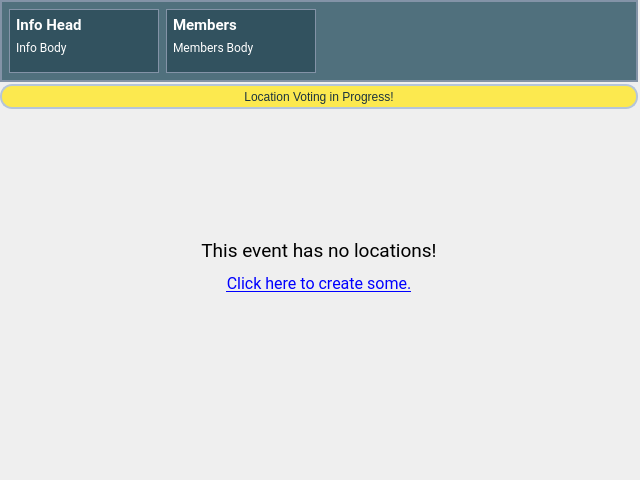
botorabi/Meet4Eat-Desktop, file src/app/gui/forms/widgeteventpanel.ui: the form before one commit.
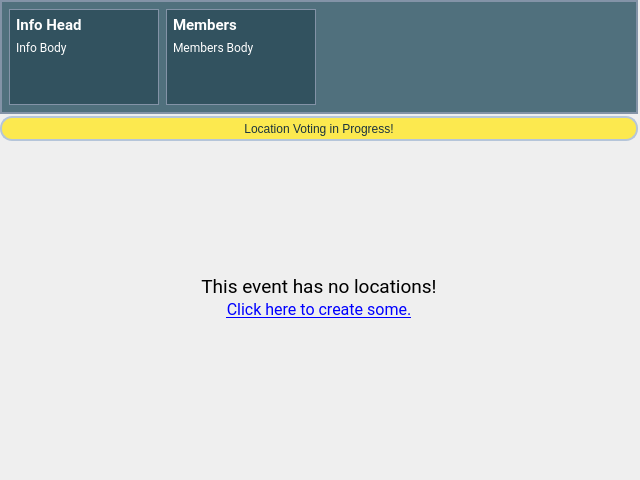
The form after the commit. Icons and pictures are not drawn. Custom widgets are drawn as their Qt base class.

```diff
--- a/src/app/gui/forms/widgeteventpanel.ui
+++ b/src/app/gui/forms/widgeteventpanel.ui
@@ -230,14 +230,14 @@
            <widget class="QPushButton" name="pushButtonBuzz">
             <property name="minimumSize">
              <size>
-              <width>64</width>
-              <height>64</height>
+              <width>96</width>
+              <height>96</height>
              </size>
             </property>
             <property name="maximumSize">
              <size>
-              <width>64</width>
-              <height>64</height>
+              <width>96</width>
+              <height>96</height>
              </size>
             </property>
             <property name="focusPolicy">
@@ -270,7 +270,7 @@
         <number>2</number>
        </property>
        <item>
-        <layout class="QVBoxLayout" name="layoutPanel" stretch="0,1,1,0">
+        <layout class="QVBoxLayout" name="layoutPanel" stretch="0,1,0,1,0">
          <property name="spacing">
           <number>2</number>
          </property>
@@ -332,7 +332,23 @@
             </font>
            </property>
            <property name="text">
-            <string>&lt;html&gt;&lt;head/&gt;&lt;body&gt;&lt;p align=&quot;center&quot;&gt;&lt;span style=&quot; font-size:14pt;&quot;&gt;This event has no locations!&lt;/span&gt;&lt;/p&gt;&lt;p align=&quot;center&quot;&gt;&lt;a href=&quot;CREATE_LOCATION&quot;&gt;&lt;span style=&quot; text-decoration: underline; color:#0000ff;&quot;&gt;Click here to create some.&lt;/span&gt;&lt;/a&gt;&lt;/p&gt;&lt;/body&gt;&lt;/html&gt;</string>
+            <string>&lt;html&gt;&lt;head/&gt;&lt;body&gt;&lt;p align=&quot;center&quot;&gt;&lt;span style=&quot; font-size:14pt;&quot;&gt;This event has no locations!&lt;/span&gt;&lt;/p&gt;&lt;/body&gt;&lt;/html&gt;</string>
+           </property>
+           <property name="alignment">
+            <set>Qt::AlignBottom|Qt::AlignHCenter</set>
+           </property>
+          </widget>
+         </item>
+         <item>
+          <widget class="QLabel" name="labelEmptyPanelCreate">
+           <property name="font">
+            <font>
+             <family>Roboto</family>
+             <pointsize>12</pointsize>
+            </font>
+           </property>
+           <property name="text">
+            <string>&lt;html&gt;&lt;head/&gt;&lt;body&gt;&lt;p align=&quot;center&quot;&gt;&lt;a href=&quot;CREATE_LOCATION&quot;&gt;&lt;span style=&quot; text-decoration: underline; color:#0000ff;&quot;&gt;Click here to create some.&lt;/span&gt;&lt;/a&gt;&lt;/p&gt;&lt;/body&gt;&lt;/html&gt;</string>
            </property>
            <property name="alignment">
             <set>Qt::AlignBottom|Qt::AlignHCenter</set>
```
Left out of the diff: 20 changed lines with no effect on the pictures.
